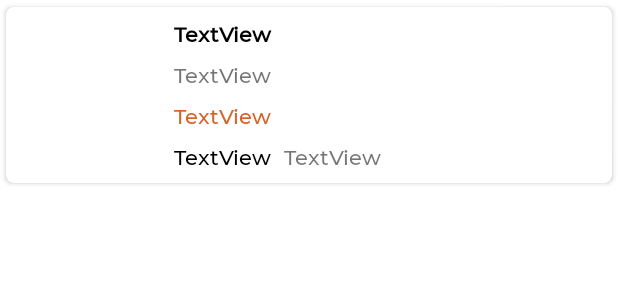
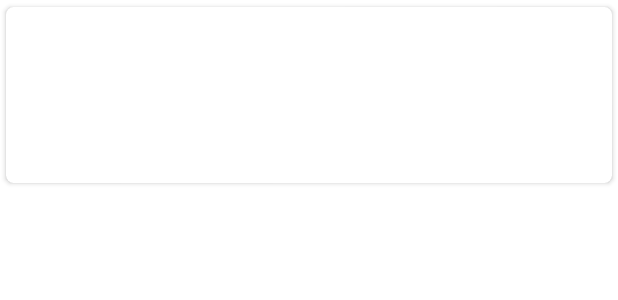
Before and after one commit to mukulraw/amrdukanvendor, an Android app: the layout category_list_model5.xml on its own in the app's theme, with its tools: preview values and no code run, on a phone screen of 412 x 824 dp. Shown: the top 300 px of the screen. Run offline under Robolectric (Android 15) with nearby library versions, the phone set to English and light mode, and no system bars.

```diff
--- a/app/src/main/java/com/mrtecks/amrdukanvendor/OrderDetails3.java
+++ b/app/src/main/java/com/mrtecks/amrdukanvendor/OrderDetails3.java
@@ -86,7 +86,7 @@ public class OrderDetails3 extends AppCompatActivity {
         grid.setAdapter(adapter);
         grid.setLayoutManager(manager);
 
-        if (status.equals("pending")) {
+        if (status.equals("preparing")) {
             assign.setVisibility(View.VISIBLE);
         } else {
             assign.setVisibility(View.GONE);
--- a/app/src/main/res/layout/category_list_model4.xml
+++ b/app/src/main/res/layout/category_list_model4.xml
@@ -32,7 +32,6 @@
             android:layout_marginStart="8dp"
             android:layout_marginTop="8dp"
             android:layout_marginEnd="8dp"
-            android:text="TextView"
             android:textStyle="bold"
             android:textColor="@color/black"
             app:layout_constraintEnd_toEndOf="parent"
@@ -46,7 +45,6 @@
             android:layout_marginStart="8dp"
             android:layout_marginTop="8dp"
             android:layout_marginEnd="8dp"
-            android:text="TextView"
             android:textColor="@color/colorPrimary"
             app:layout_constraintEnd_toEndOf="parent"
             app:layout_constraintStart_toEndOf="@+id/imageView5"
@@ -63,7 +61,6 @@
             android:ellipsize="end"
             android:lines="1"
             android:textColor="@color/black"
-            android:text="TextView"
             app:layout_constraintBottom_toBottomOf="parent"
             app:layout_constraintEnd_toEndOf="parent"
             app:layout_constraintStart_toEndOf="@+id/imageView5"
--- a/app/src/main/res/layout/category_list_model5.xml
+++ b/app/src/main/res/layout/category_list_model5.xml
@@ -32,7 +32,6 @@
             android:layout_marginStart="8dp"
             android:layout_marginTop="8dp"
             android:layout_marginEnd="8dp"
-            android:text="TextView"
             android:textColor="@color/black"
             android:textStyle="bold"
             app:layout_constraintEnd_toEndOf="parent"
@@ -46,7 +45,6 @@
             android:layout_marginStart="8dp"
             android:layout_marginTop="8dp"
             android:layout_marginEnd="8dp"
-            android:text="TextView"
             android:textColor="@color/colorPrimary"
             app:layout_constraintEnd_toEndOf="parent"
             app:layout_constraintHorizontal_bias="0.0"
@@ -62,7 +60,6 @@
             android:layout_marginBottom="8dp"
             android:ellipsize="end"
             android:lines="1"
-            android:text="TextView"
             android:textColor="@color/black"
             app:layout_constraintBottom_toBottomOf="parent"
             app:layout_constraintStart_toEndOf="@+id/imageView5"
@@ -75,7 +72,6 @@
             android:layout_marginStart="8dp"
             android:layout_marginTop="8dp"
             android:layout_marginEnd="8dp"
-            android:text="TextView"
             app:layout_constraintEnd_toEndOf="parent"
             app:layout_constraintStart_toEndOf="@+id/imageView5"
             app:layout_constraintTop_toBottomOf="@+id/textView17" />
@@ -88,7 +84,6 @@
             android:layout_marginTop="8dp"
             android:layout_marginEnd="8dp"
             android:layout_marginBottom="8dp"
-            android:text="TextView"
             app:layout_constraintBottom_toBottomOf="parent"
             app:layout_constraintEnd_toEndOf="parent"
             app:layout_constraintStart_toEndOf="@+id/textView19"
```
